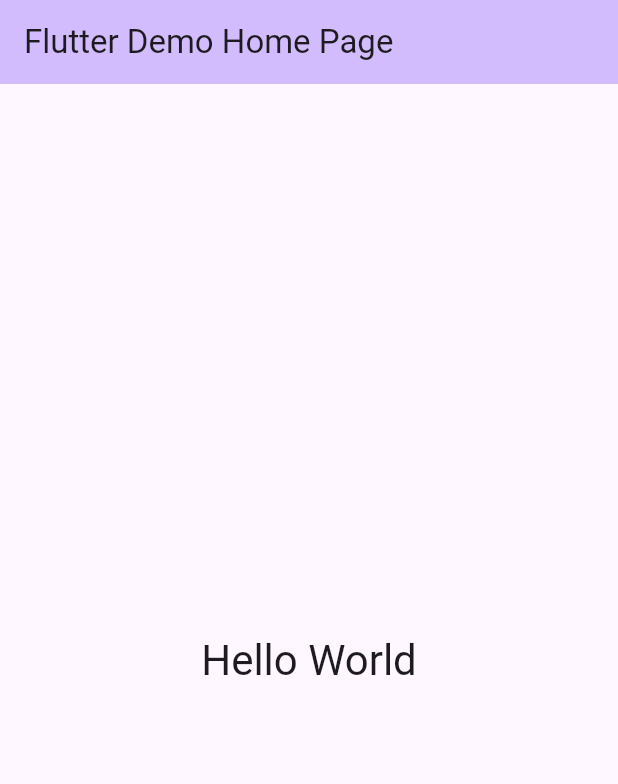
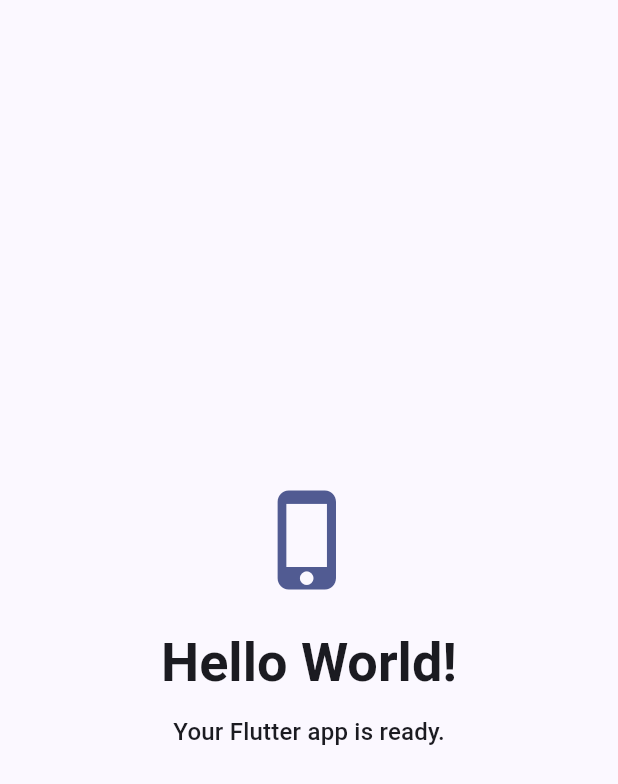
Before and after one commit to sunilkrsingh8922/demoapp, a Flutter app: the screen it shows after launch, on a phone screen of 412 x 824 dp. Shown: the top 784 px of the screen. Run offline on Flutter 3.47's test engine with Material 3 defaults, Android fonts, the phone set to English and light mode, and no system bars.

Commit message:
Add Hello World Flutter app with GitHub Actions CI/CD

```diff
--- a/lib/main.dart
+++ b/lib/main.dart
@@ -7,48 +7,49 @@ void main() {
 class MyApp extends StatelessWidget {
   const MyApp({super.key});
 
-  // This widget is the root of your application.
   @override
   Widget build(BuildContext context) {
     return MaterialApp(
-      title: 'Flutter Demo',
+      title: 'Hello World',
       theme: ThemeData(
-        colorScheme: ColorScheme.fromSeed(seedColor: Colors.deepPurple),
+        colorSchemeSeed: Colors.indigo,
+        useMaterial3: true,
       ),
-      home: const MyHomePage(title: 'Flutter Demo Home Page'),
+      home: const HelloWorldScreen(),
     );
   }
 }
 
-class MyHomePage extends StatefulWidget {
-  const MyHomePage({super.key, required this.title});
-
-  final String title;
-
-  @override
-  State<MyHomePage> createState() => _MyHomePageState();
-}
-
-class _MyHomePageState extends State<MyHomePage> {
+class HelloWorldScreen extends StatelessWidget {
+  const HelloWorldScreen({super.key});
 
   @override
   Widget build(BuildContext context) {
     return Scaffold(
-      appBar: AppBar(
-        backgroundColor: Theme.of(context).colorScheme.inversePrimary,
-        title: Text(widget.title),
-      ),
       body: Center(
         child: Column(
           mainAxisAlignment: MainAxisAlignment.center,
-          children: <Widget>[
-           Text(
-              'Hello World',
-              style: Theme.of(context).textTheme.headlineMedium,
+          children: [
+            Icon(
+              Icons.phone_iphone,
+              size: 72,
+              color: Theme.of(context).colorScheme.primary,
+            ),
+            const SizedBox(height: 24),
+            Text(
+              'Hello World!',
+              style: Theme.of(context).textTheme.displaySmall?.copyWith(
+                    fontWeight: FontWeight.bold,
+                  ),
+            ),
+            const SizedBox(height: 12),
+            Text(
+              'Your Flutter app is ready.',
+              style: Theme.of(context).textTheme.titleMedium,
             ),
           ],
         ),
       ),
-     );
+    );
   }
 }
```
Also changed, not shown: 2 other files.
